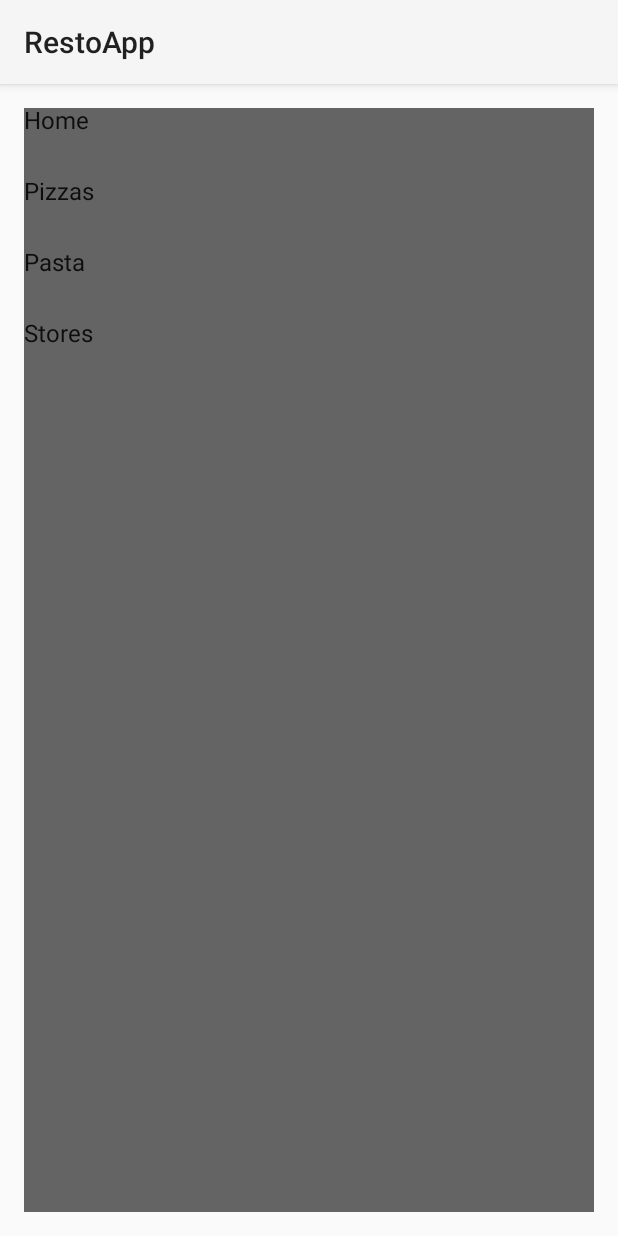
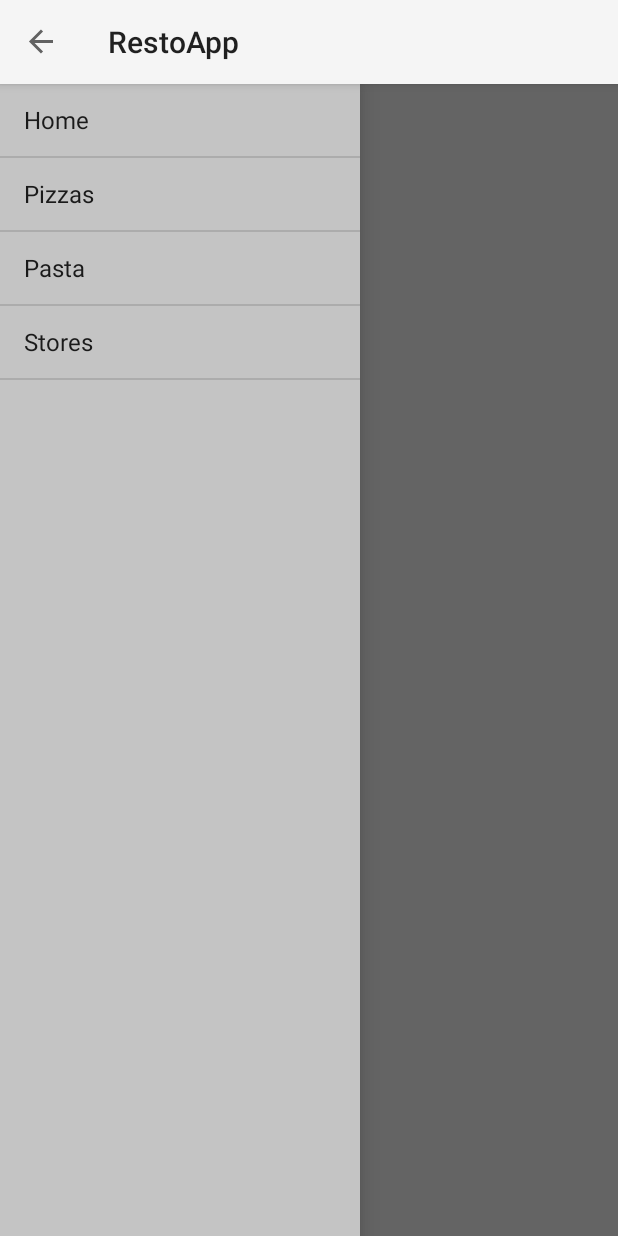
Before and after one commit to heleneshaikh/Resto_app, an Android app: the screen it shows after launch (MainActivity), with the side drawer open, on a phone screen of 412 x 824 dp. Run offline under Robolectric (Android 15) with nearby library versions, the phone set to English and light mode, and no system bars; 1 statement that could not run was skipped.

```diff
--- a/app/src/main/java/com/hfad/restoapp/MainActivity.java
+++ b/app/src/main/java/com/hfad/restoapp/MainActivity.java
@@ -4,6 +4,7 @@ import android.app.Activity;
 import android.app.Fragment;
 import android.app.FragmentTransaction;
 import android.content.Intent;
+import android.content.res.Configuration;
 import android.os.Bundle;
 import android.support.v4.widget.DrawerLayout;
 import android.support.v7.app.ActionBarDrawerToggle;
@@ -45,7 +46,14 @@ public class MainActivity extends Activity {
                 invalidateOptionsMenu(); //RECREATE THE AB
             }
         };
+        drawerLayout.addDrawerListener(drawerToggle);
+
+        //ENABLE DRAWER TO OPEN & CLOSE PART 1, THEN onOptionsItemSelected
+        getActionBar().setHomeButtonEnabled(true);
+        getActionBar().setDisplayHomeAsUpEnabled(true);
     }
+
+
 
     //HIDE ACTION_SHOP WHEN DRAWER IS OPEN
     @Override
@@ -73,7 +81,14 @@ public class MainActivity extends Activity {
     // LISTENER FOR CLICKING ON AB ITEM
     @Override
     public boolean onOptionsItemSelected(MenuItem item) {
+        //ENABLE DRAWER TO OPEN & CLOSE PART 2, WITH TOGGLE AS MENTIONED BEFORE. MAKE IT CLICKABLE
+        if (drawerToggle.onOptionsItemSelected(item)) {
+            return true;
+        }
+        //SET UP BUTTON TO GO BACK IN HIERARCHY
         getActionBar().setHomeButtonEnabled(true);
+
+        //LISTENER
         switch (item.getItemId()) {
             case R.id.action_settings:
                 return true;
@@ -121,6 +136,19 @@ public class MainActivity extends Activity {
 
         //CLOSE DRAWER WHEN ITEM HAS BEEN CLICKED
         drawerLayout.closeDrawer(listView);
+    }
 
+    //SYNC TOGGLE STATE WITH DRAWERLAYOUT STATE
+    @Override
+    protected void onPostCreate(Bundle savedInstanceState) {
+        super.onPostCreate(savedInstanceState);
+        drawerToggle.syncState();
+    }
+
+    //SO THAT ALL CONFIG CHANGES GET PASSED TO THE DRAWER TOGGLE
+    @Override
+    public void onConfigurationChanged(Configuration newConfig) {
+        super.onConfigurationChanged(newConfig);
+        drawerToggle.onConfigurationChanged(newConfig);
     }
 }
--- a/app/src/main/res/layout/activity_main.xml
+++ b/app/src/main/res/layout/activity_main.xml
@@ -4,10 +4,6 @@
     android:id="@+id/drawerLayout"
     android:layout_width="match_parent"
     android:layout_height="match_parent"
-    android:paddingBottom="@dimen/activity_vertical_margin"
-    android:paddingLeft="@dimen/activity_horizontal_margin"
-    android:paddingRight="@dimen/activity_horizontal_margin"
-    android:paddingTop="@dimen/activity_vertical_margin"
     tools:context="com.hfad.restoapp.MainActivity">
 
     <!--TODO check if reverse order is ok-->
@@ -15,17 +11,18 @@
     <FrameLayout
         android:id="@+id/frame_layout"
         android:layout_width="match_parent"
-        android:layout_height="match_parent"/>
+        android:layout_height="match_parent"
+        />
 
     <ListView
         android:id="@+id/lv_drawer"
         android:layout_width="240dp"
         android:layout_height="match_parent"
-        android:entries="@array/lv_titles"
         android:layout_gravity="start"
         android:choiceMode="singleChoice"
-        android:divider="@android:color/transparent"
-        android:dividerHeight="0dp"/>
+        android:dividerHeight="0dp"
+        android:background="#C4C4C4"
+        android:entries="@array/lv_titles"/>
 
 
 </android.support.v4.widget.DrawerLayout>
```
